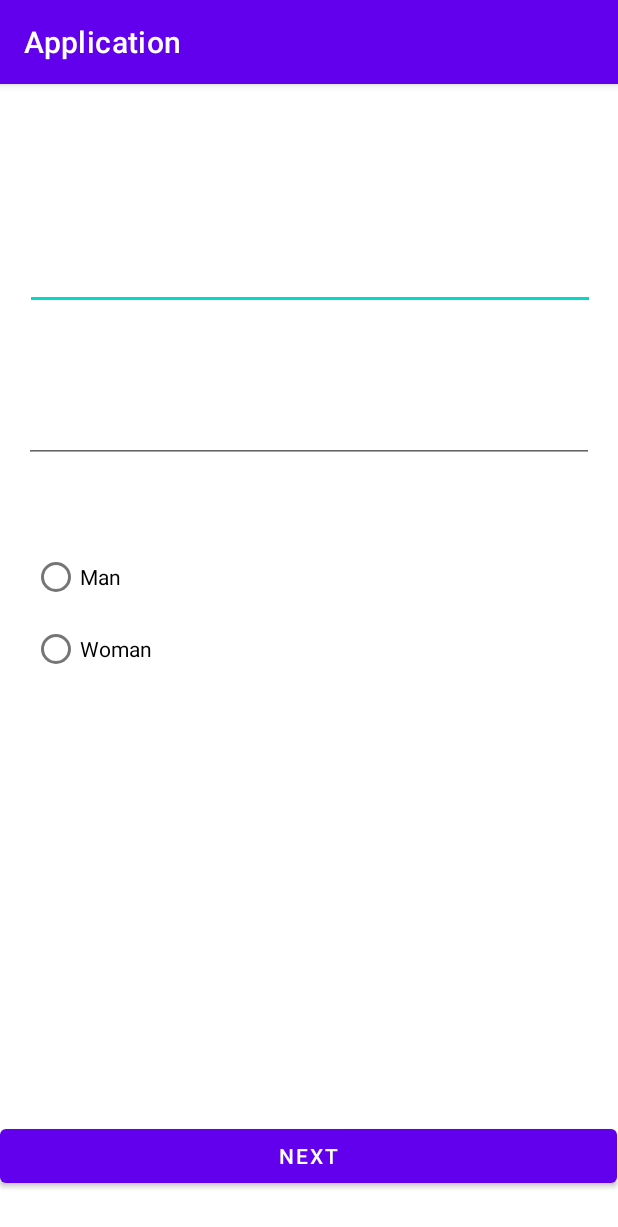
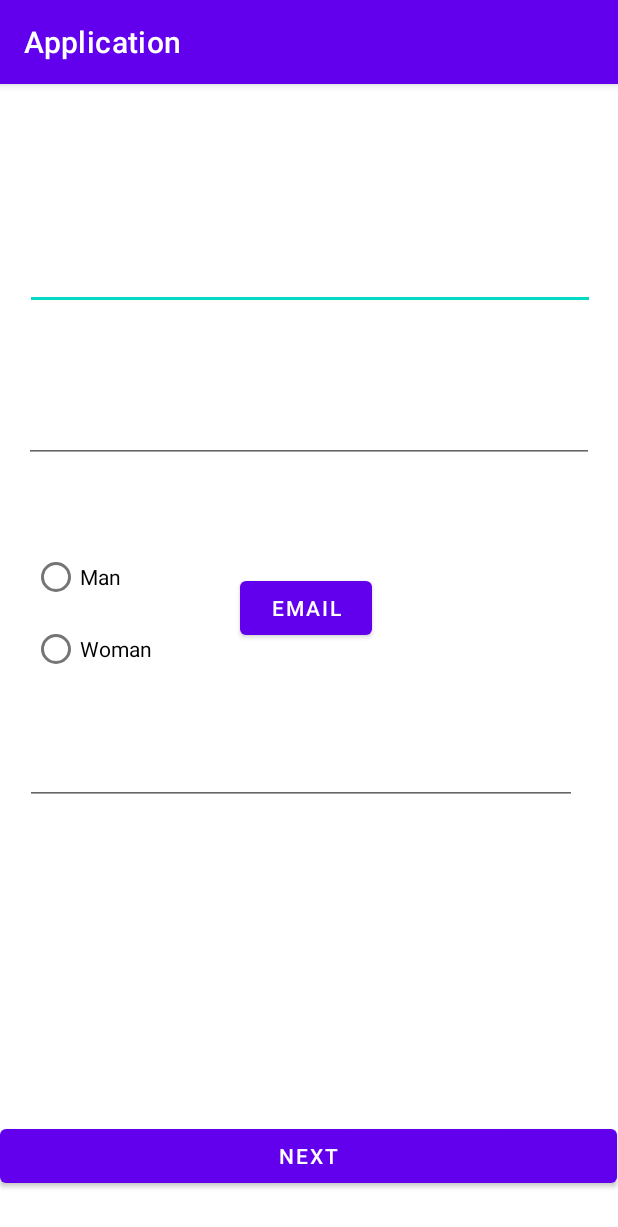
Before and after one commit to Polkovnik-Daniil/PMS-4, an Android app: the screen it shows after launch (MainActivitySecond), after a tap on "NEXT", on a phone screen of 412 x 824 dp. Shown: the top 1227 px of the screen. Run offline under Robolectric (Android 15) with nearby library versions, the light colour scheme and no system bars; network calls fail.

Commit message:
version 0.3

```diff
--- a/app/src/main/AndroidManifest.xml
+++ b/app/src/main/AndroidManifest.xml
@@ -2,7 +2,8 @@
 <manifest xmlns:android="http://schemas.android.com/apk/res/android"
     xmlns:tools="http://schemas.android.com/tools"
     package="rdp.fit.bstu.application">
-
+    <uses-permission
+        android:name="android.permission.WRITE_EXTERNAL_STORAGE" />
     <application
         android:allowBackup="true"
         android:dataExtractionRules="@xml/data_extraction_rules"
@@ -19,12 +20,15 @@
         <activity
             android:name=".MainActivitySecond"
             android:exported="false" />
+
         <activity
             android:name=".MainActivity"
             android:exported="true">
             <intent-filter>
                 <action android:name="android.intent.action.MAIN" />
 
+                <action android:name="android.media.action.STILL_IMAGE_CAMERA"/>
+                <category android:name="android.intent.category.DEFAULT" />
                 <category android:name="android.intent.category.LAUNCHER" />
             </intent-filter>
         </activity>
--- a/app/src/main/java/rdp/fit/bstu/application/DATA.java
+++ b/app/src/main/java/rdp/fit/bstu/application/DATA.java
@@ -2,17 +2,29 @@ package rdp.fit.bstu.application;
 
 import android.content.Intent;
 
+import org.json.JSONException;
+import org.json.JSONObject;
+
+import java.io.BufferedReader;
+import java.io.BufferedWriter;
+import java.io.File;
+import java.io.FileNotFoundException;
+import java.io.FileReader;
+import java.io.FileWriter;
+import java.io.IOException;
 import java.io.Serializable;
+import java.util.jar.Attributes;
 
 public class DATA implements Serializable {
 
     //region Intent references
-    protected static String EXTRA_SEX = "EXTRA_SEX";
-    protected static String EXTRA_DATE = "EXTRA_DATE";
-    protected static String EXTRA_NAME = "EXTRA_NAME";
-    protected static String EXTRA_SURNAME = "EXTRA_SURNAME";
-    protected static String EXTRA_MARRIED = "EXTRA_MARRIED";
-    protected static String EXTRA_PASSPORTNUMBER = "EXTRA_PASSPORTNUMBER";
+    protected static String EXTRA_SEX = "sex";
+    protected static String EXTRA_PHONE = "phone";
+    protected static String EXTRA_DATE = "date";
+    protected static String EXTRA_NAME = "name";
+    protected static String EXTRA_SURNAME = "surname";
+    protected static String EXTRA_MARRIED = "married";
+    protected static String EXTRA_PASSPORTNUMBER = "passportnumber";
     //endregion
     //region Singleton
     public static DATA Instance = null;
@@ -28,12 +40,52 @@ public class DATA implements Serializable {
     }
     //endregion
     //region Value
-    public String name = null, surName = null,
-                  passportNumber = null, data = null,
+    public static String name = null, surName = null,
+                  passportNumber = null, date = null,
                   phoneNumber = null, ref_social_network = null,
-                  Sex = null;
-    public boolean Married = false;
+                  Sex = null, phone = null, Married = null;
     public Intent intent = null;
     //endregion
     public DATA(){ }
+    public static void DeSerializable() throws IOException, JSONException {
+        File file = new File("/data/app/rdp.fit.bstu.application-EouPMJ3XPB78WGxWoqxR9g==/", "JSON.json");
+        FileReader fileReader = new FileReader(file);
+        BufferedReader bufferedReader = new BufferedReader(fileReader);
+        StringBuilder stringBuilder = new StringBuilder();
+        String line = bufferedReader.readLine();
+        while (line != null){
+            stringBuilder.append(line).append("\n");
+            line = bufferedReader.readLine();
+        }
+        bufferedReader.close();
+        // This responce will have Json Format String
+        String responce = stringBuilder.toString();
+        JSONObject jsonObject  = new JSONObject(responce);
+        name = jsonObject.get(EXTRA_NAME).toString();
+        surName = jsonObject.get(EXTRA_SURNAME).toString();
+        passportNumber = jsonObject.get(EXTRA_PASSPORTNUMBER).toString();
+        date = jsonObject.get(EXTRA_DATE).toString();
+        phone = jsonObject.get(EXTRA_PHONE).toString();
+        Sex = jsonObject.get(EXTRA_SEX).toString();
+        Married = jsonObject.get(EXTRA_MARRIED).toString();
+    }
+
+    public void Serializable() throws JSONException, IOException {
+        JSONObject jsonObject = new JSONObject();
+        jsonObject.put(EXTRA_SEX, Sex);
+        jsonObject.put(EXTRA_PHONE, phone);
+        jsonObject.put(EXTRA_DATE, date);
+        jsonObject.put(EXTRA_NAME, name);
+        jsonObject.put(EXTRA_SURNAME, surName);
+        jsonObject.put(EXTRA_MARRIED, Married);
+        jsonObject.put(EXTRA_PASSPORTNUMBER, phoneNumber);
+        // Convert JsonObject to String Format
+        String userString = jsonObject.toString();
+        // Define the File Path and its Name
+        File file = new File("/data/app/rdp.fit.bstu.application-EouPMJ3XPB78WGxWoqxR9g==/", "JSON.json");
+        FileWriter fileWriter = new FileWriter(file);
+        BufferedWriter bufferedWriter = new BufferedWriter(fileWriter);
+        bufferedWriter.write(userString);
+        bufferedWriter.close();
+    }
 }
--- a/app/src/main/java/rdp/fit/bstu/application/MainActivity.java
+++ b/app/src/main/java/rdp/fit/bstu/application/MainActivity.java
@@ -2,24 +2,30 @@ package rdp.fit.bstu.application;
 
 import androidx.appcompat.app.AppCompatActivity;
 
+import android.app.Activity;
 import android.content.Intent;
 import android.os.Bundle;
 import android.os.Environment;
+import android.provider.MediaStore;
 import android.util.Log;
 import android.view.View;
 import android.widget.Button;
 import android.widget.CheckBox;
+import android.widget.TextView;
 
 import com.google.android.material.textfield.TextInputLayout;
+
+import org.json.JSONException;
 
 import java.io.IOException;
 import java.util.ArrayList;
 import java.util.LinkedList;
 import java.util.List;
 
-public class MainActivity extends AppCompatActivity {
+public class MainActivity extends Activity {
     private static Button next = null;
     private static TextInputLayout name = null, surname = null;
+    private TextView textView = null;
     private static String nameS = null, surnameS = null;
     private static Intent intent = null;
     private static boolean married = false;
@@ -35,8 +41,8 @@ public class MainActivity extends AppCompatActivity {
         setContentView(R.layout.activity_main);
         data = DATA.getInstance();
         try {
-            data = Serialize.Desirialise("filename.json");
-        } catch (IOException e) {
+            DATA.DeSerializable();
+        } catch (IOException | JSONException e) {
             e.printStackTrace();
         }
         next = (Button) findViewById(R.id.nextMAF1);
@@ -46,6 +52,24 @@ public class MainActivity extends AppCompatActivity {
                 MainActivitySecond();
             }
         });
+        name = findViewById(R.id.name);
+        name.getEditText().setText(data.name);
+        surname = findViewById(R.id.surname);
+        surname.getEditText().setText(data.surName);
+        CheckBox married =  findViewById(R.id.married);
+        married.setChecked(data.Married == "true" ? true : false);
+    }
+    public void onClickPhoto(View view){
+        try{
+            Intent intent = new
+                Intent(MediaStore.INTENT_ACTION_STILL_IMAGE_CAMERA);
+            if (intent.resolveActivity(getPackageManager()) != null) {
+                startActivityForResult(intent, 1);
+        }
+        }catch (Exception exception){
+            textView = (TextView) findViewById(R.id.textView);
+            textView.setText("!WAS CLICKED!");
+        }
 
     }
 
@@ -96,7 +120,7 @@ public class MainActivity extends AppCompatActivity {
         data.name = name.getEditText().getText().toString();
 //        surnameS = surname.getEditText().getText().toString();
         data.surName = surname.getEditText().getText().toString();
-        data.Married = married;
+        data.Married = married == true ? "true" : "false";
     }
 
     protected void onSaveInstanceState(Bundle outState){
@@ -114,7 +138,7 @@ public class MainActivity extends AppCompatActivity {
 //        surnameS = savedInstanceState.getString("surnameS");
         data.surName = savedInstanceState.getString("surnameS");
         married = savedInstanceState.getString("married") == "true" ? true : false;
-        data.Married = married;
+        data.Married = married == true ? "true" : "false";
         name = findViewById(R.id.name);
         surname = findViewById(R.id.surname);
 
@@ -122,6 +146,6 @@ public class MainActivity extends AppCompatActivity {
         surname.getEditText().setText(data.surName);//surnameS
 
         CheckBox checkBox = findViewById(R.id.married);
-        checkBox.setChecked(data.Married);//married
+        checkBox.setChecked(data.Married == "true" ? true : false);//married
     }
 }
--- a/app/src/main/java/rdp/fit/bstu/application/MainActivitySecond.java
+++ b/app/src/main/java/rdp/fit/bstu/application/MainActivitySecond.java
@@ -18,6 +18,7 @@ public class MainActivitySecond extends AppCompatActivity {
     private static TextInputLayout name = null, surname = null;
     private static TextView textView = null;
     private static RadioGroup radioGroup = null;
+    private static Button email = null;
     private static Intent intent = null, nextIntent = null;
     private static EditText editText = null, editTextFirst= null;
 
@@ -48,6 +49,16 @@ public class MainActivitySecond extends AppCompatActivity {
                 MainActivityThird();
             }
         });
+        email = findViewById(R.id.email);
+        email.setOnClickListener(new View.OnClickListener(){
+            @Override
+            public void onClick(View view) {
+                Intent intent = new Intent(Intent.ACTION_MAIN);
+                intent.addCategory(Intent.CATEGORY_APP_EMAIL);
+                startActivity(intent);
+                Log.d("EMAIL","WAS CLICK!");
+            }
+        });
     }
     public void MainActivityThird(){
         try {
@@ -60,7 +71,7 @@ public class MainActivitySecond extends AppCompatActivity {
 
             editTextFirst = findViewById(R.id.date);
             dateS = editTextFirst.getText().toString();
-            data.data = dateS;
+            data.date = dateS;
             nextIntent.putExtra(EXTRA_DATE, dateS);
 
             sexS = radioGroup.getCheckedRadioButtonId() == 0 ? "Man" : "Woman";
--- a/app/src/main/java/rdp/fit/bstu/application/Serialize.java
+++ /dev/null
@@ -1,30 +0,0 @@
-package rdp.fit.bstu.application;
-
-import java.io.File;
-import java.io.IOException;
-import java.io.InputStream;
-
-import com.fasterxml.jackson.databind.JsonMappingException;
-import com.fasterxml.jackson.databind.ObjectMapper;
-
-public class Serialize {
-    // Метод проверки, существует ли файл и не является ли он каталогом
-    public static boolean isFileExists(File file) {
-        return file.exists() && !file.isDirectory();
-    }
-    public static void Serialize(String path, DATA data) throws JsonMappingException, IOException {
-        ObjectMapper mapper = new ObjectMapper();
-        mapper.writeValue(new File(path), data);
-        return;
-    }
-    public static DATA Desirialise(String path) throws JsonMappingException, IOException {
-        ObjectMapper mapper = new ObjectMapper();
-        InputStream is = DATA.class.getResourceAsStream(path);
-        if(isFileExists(new File(this.getFilesDir,path))) {
-            DATA data = DATA.getInstance();
-            data = mapper.readValue(is, DATA.class);
-            return data;
-        }
-        return DATA.getInstance();
-    }
-}
--- a/app/src/main/res/layout/activity_main_second.xml
+++ b/app/src/main/res/layout/activity_main_second.xml
@@ -69,5 +69,30 @@
 
     </RadioGroup>
 
+    <Button
+        android:id="@+id/email"
+        android:layout_width="wrap_content"
+        android:layout_height="wrap_content"
+        android:text="Email"
+        app:layout_constraintBottom_toTopOf="@+id/nextMAF2"
+        app:layout_constraintEnd_toEndOf="parent"
+        app:layout_constraintHorizontal_bias="0.184"
+        app:layout_constraintStart_toEndOf="@+id/radioGroup"
+        app:layout_constraintTop_toBottomOf="@+id/passportnumber"
+        app:layout_constraintVertical_bias="0.186" />
+
+    <EditText
+        android:id="@+id/Phone"
+        android:layout_width="368dp"
+        android:layout_height="44dp"
+        android:ems="10"
+        android:inputType="phone"
+        app:layout_constraintBottom_toTopOf="@+id/nextMAF2"
+        app:layout_constraintEnd_toEndOf="parent"
+        app:layout_constraintHorizontal_bias="0.372"
+        app:layout_constraintStart_toStartOf="parent"
+        app:layout_constraintTop_toBottomOf="@+id/radioGroup"
+        app:layout_constraintVertical_bias="0.145" />
+
 
 </androidx.constraintlayout.widget.ConstraintLayout>
```
Also changed, not shown: app/src/main/java/rdp/fit/bstu/application/MainActivityThird.java (+2 -12 lines), app/src/main/res/layout/activity_main.xml (+15 -1 lines).
